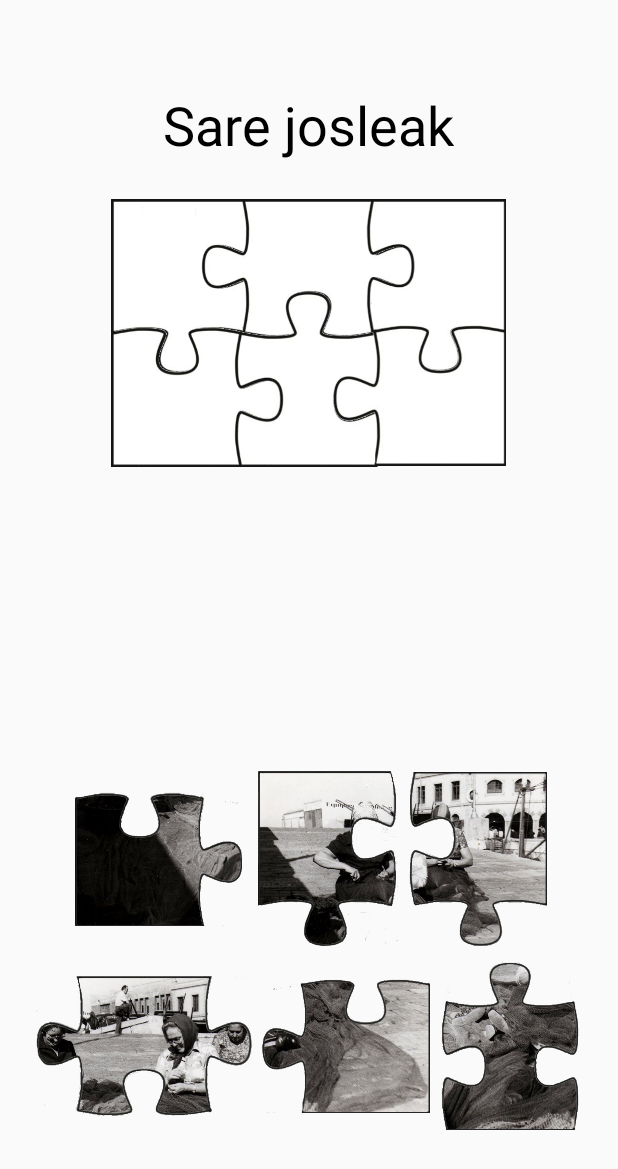
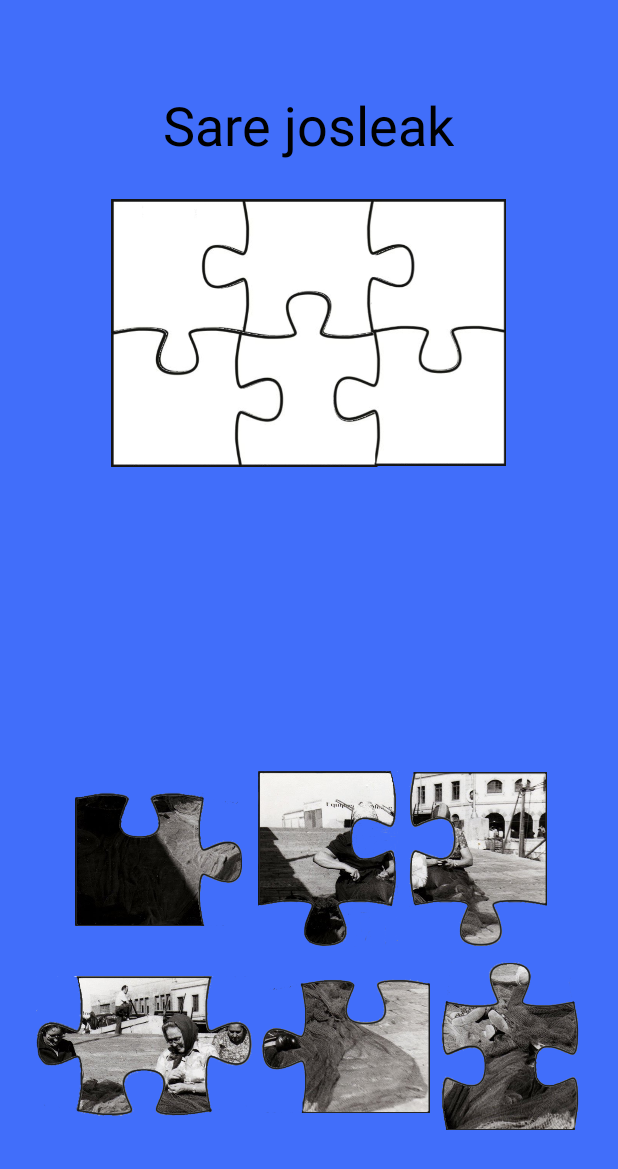
Before and after one commit to igonzalezDM2/didactic-app, an Android app: the Puzzle3x2Activity screen opened directly, with no data from a screen before it, on a phone screen of 412 x 824 dp. Shown: the top 1169 px of the screen. Run offline under Robolectric (Android 15) with nearby library versions, the phone set to English and light mode, and no system bars.

Commit message:
ADD fondo
Cambiar colores del fondo

```diff
--- a/app/src/main/res/layout/activity_puzzle3x2.xml
+++ b/app/src/main/res/layout/activity_puzzle3x2.xml
@@ -3,6 +3,7 @@
     xmlns:tools="http://schemas.android.com/tools"
     android:layout_width="match_parent"
     android:layout_height="match_parent"
+    android:background="@color/blue"
     tools:context=".Puzzle3x2Activity">
 
     <LinearLayout
--- a/app/src/main/res/layout/activity_puzzle4x2.xml
+++ b/app/src/main/res/layout/activity_puzzle4x2.xml
@@ -3,6 +3,7 @@
     xmlns:tools="http://schemas.android.com/tools"
     android:layout_width="match_parent"
     android:layout_height="match_parent"
+    android:background="@color/blue"
     tools:context=".Puzzle4x2Activity">
 
     <LinearLayout
```
